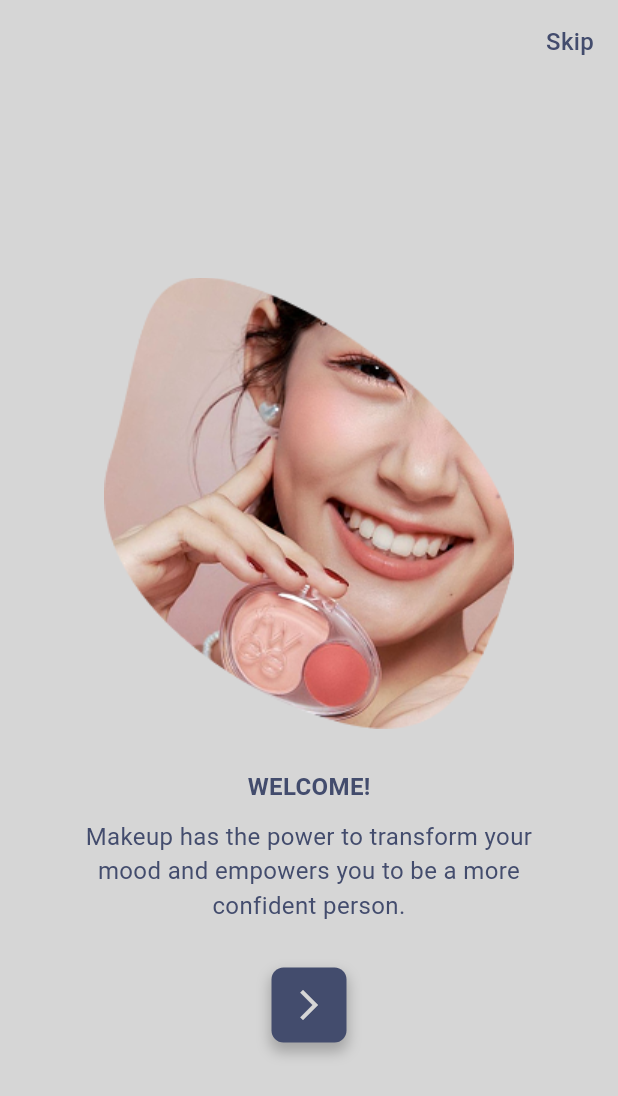
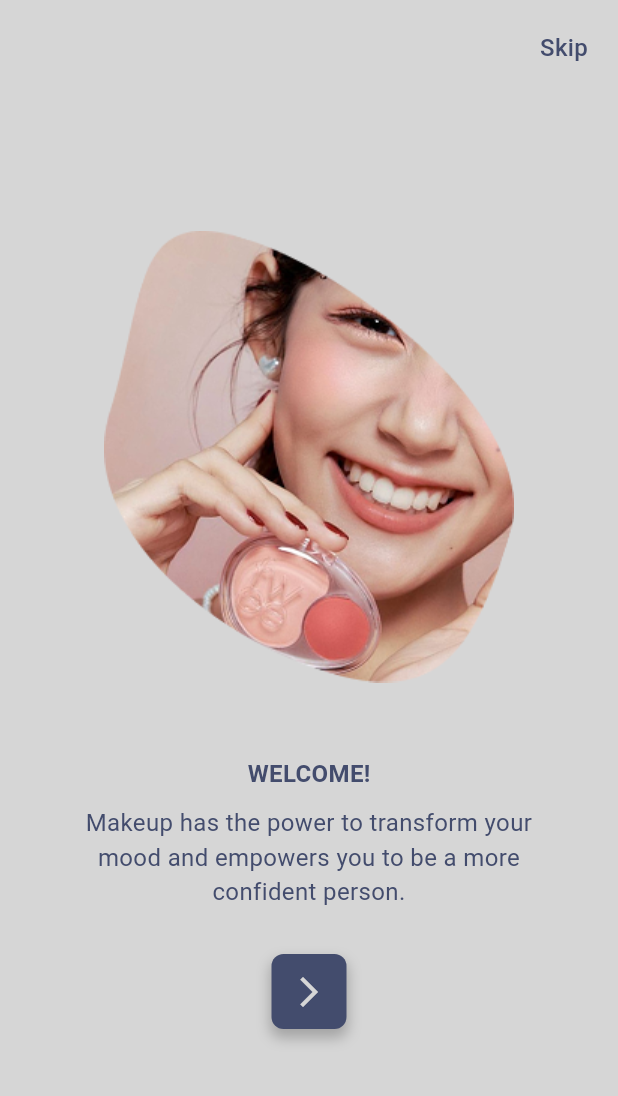
Before and after one commit to ahmed-eltantawi/avon, a Flutter app: the screen it shows after launch, on a phone screen of 412 x 824 dp. Shown: the top 1096 px of the screen. Run offline on Flutter 3.47's test engine with Material 3 defaults, Android fonts, the phone set to English and light mode, and no system bars; our stand-ins replace flutter_svg; Roboto replaces fonts that are missing (Segoe_UI); project files that could hold a hidden picture were left out.

Commit message:
on boarding ui done

```diff
--- a/lib/UI/views/on_boarding/on_boarding_view_one.dart
+++ b/lib/UI/views/on_boarding/on_boarding_view.dart
@@ -1,5 +1,5 @@
 import 'package:avom/core/utils/styles.dart';
-import 'package:avom/core/widgets/custom_buttom.dart';
+import 'package:avom/core/widgets/custom_small_buttom.dart';
 import 'package:flutter/material.dart';
 
 class OnBoardingView extends StatelessWidget {
@@ -18,7 +18,18 @@ class OnBoardingView extends StatelessWidget {
       child: Column(
         mainAxisAlignment: .center,
         children: [
-          Image.asset(image),
+          Align(
+            alignment: .topRight,
+            child: Padding(
+              padding: .all(20),
+              child: Text(
+                "Skip",
+                style: Styles.segoeUI.copyWith(fontWeight: .w500),
+              ),
+            ),
+          ),
+          Spacer(flex: 1),
+          Expanded(flex: 5, child: Image.asset(image)),
           SizedBox(height: 27),
           Text(title, style: Styles.segoeUI),
           SizedBox(height: 10),
@@ -32,7 +43,8 @@ class OnBoardingView extends StatelessWidget {
           ),
           SizedBox(height: 30),
 
-          CustomBottom(),
+          CustomSmallBottom(onTap: () {}),
+          Spacer(flex: 2),
         ],
       ),
     );
--- a/lib/UI/views/on_boarding/page_view.dart
+++ b/lib/UI/views/on_boarding/page_view.dart
@@ -1,4 +1,5 @@
-import 'package:avom/UI/views/on_boarding/on_boarding_view_one.dart';
+import 'package:avom/UI/views/on_boarding/final_on_boarding.dart';
+import 'package:avom/UI/views/on_boarding/on_boarding_view.dart';
 import 'package:avom/core/utils/app_assets.dart';
 import 'package:avom/core/utils/styles.dart';
 import 'package:flutter/material.dart';
@@ -10,20 +11,6 @@ class CustomPageView extends StatelessWidget {
   @override
   Widget build(BuildContext context) {
     return Scaffold(
-      appBar: AppBar(
-        backgroundColor: Colors.transparent,
-        actions: [
-          Padding(
-            padding: .only(right: 16),
-            child: Text(
-              "Skip",
-              style: Styles.segoeUI.copyWith(fontWeight: .w500),
-            ),
-          ),
-        ],
-
-        automaticallyImplyLeading: false,
-      ),
       body: PageView(
         children: [
           OnBoardingView(
@@ -32,6 +19,17 @@ class CustomPageView extends StatelessWidget {
             text:
                 "Makeup has the power to transform your mood and empowers you to be a more confident person.",
           ),
+          OnBoardingView(
+            image: Assets.onBoardingTwo,
+            title: "SEARCH & PICK",
+            text:
+                "We have dedicated set of products and routines hand picked for every skin type.",
+          ),
+          FinalOnBoardingView(
+            image: Assets.onBoardingThree,
+            title: "PUSH NOTIFICATIONS ",
+            text: "Allow notifications for new makeup & cosmetics offers.",
+          ),
         ],
       ),
     );
--- a/lib/UI/views/splash_view.dart
+++ b/lib/UI/views/splash_view.dart
@@ -1,4 +1,4 @@
-import 'package:avom/UI/views/on_boarding/on_boarding_view_one.dart';
+import 'package:avom/UI/views/on_boarding/on_boarding_view.dart';
 import 'package:avom/UI/views/on_boarding/page_view.dart';
 import 'package:avom/core/utils/app_assets.dart';
 import 'package:avom/core/utils/styles.dart';
--- a/lib/core/utils/app_assets.dart
+++ b/lib/core/utils/app_assets.dart
@@ -2,4 +2,6 @@ abstract class Assets {
   static const String logo = "assets/icons/logo.svg";
   static const String splashSubtitle = "assets/icons/splash_subtitle.svg";
   static const String onBoardingOne = "assets/images/on_boarding1.png";
+  static const String onBoardingTwo = "assets/images/on_boarding2.png";
+  static const String onBoardingThree = "assets/images/on_boarding3.png";
 }
--- a/lib/core/widgets/custom_buttom.dart
+++ /dev/null
@@ -1,28 +0,0 @@
-import 'package:avom/core/utils/consts.dart';
-import 'package:flutter/material.dart';
-
-class CustomBottom extends StatelessWidget {
-  const CustomBottom({super.key});
-
-  @override
-  Widget build(BuildContext context) {
-    return Container(
-      height: 50,
-      width: 50,
-
-      decoration: BoxDecoration(
-        boxShadow: [
-          BoxShadow(
-            color: Colors.grey.withValues(alpha: 0.9),
-            spreadRadius: 1,
-            blurRadius: 7,
-            offset: Offset(0, 5),
-          ),
-        ],
-        color: kPrimaryColor,
-        borderRadius: BorderRadius.circular(8),
-      ),
-      child: Icon(Icons.arrow_forward_ios, color: kSecondaryColor),
-    );
-  }
-}
--- /dev/null
+++ b/lib/core/widgets/custom_small_buttom.dart
@@ -0,0 +1,31 @@
+import 'package:avom/core/utils/consts.dart';
+import 'package:flutter/material.dart';
+
+class CustomSmallBottom extends StatelessWidget {
+  const CustomSmallBottom({super.key, required this.onTap});
+  final VoidCallback onTap;
+  @override
+  Widget build(BuildContext context) {
+    return GestureDetector(
+      onTap: onTap,
+      child: Container(
+        height: 50,
+        width: 50,
+
+        decoration: BoxDecoration(
+          boxShadow: [
+            BoxShadow(
+              color: Colors.grey.withValues(alpha: 0.9),
+              spreadRadius: 1,
+              blurRadius: 7,
+              offset: Offset(0, 5),
+            ),
+          ],
+          color: kPrimaryColor,
+          borderRadius: BorderRadius.circular(8),
+        ),
+        child: Icon(Icons.arrow_forward_ios, color: kSecondaryColor),
+      ),
+    );
+  }
+}
```
Also changed, not shown: lib/UI/views/on_boarding/final_on_boarding.dart (added, +46 -0 lines), lib/core/widgets/custom_big_buttom.dart (added, +29 -0 lines), assets/images/on_boarding2.png (added), assets/images/on_boarding3.png (added).
